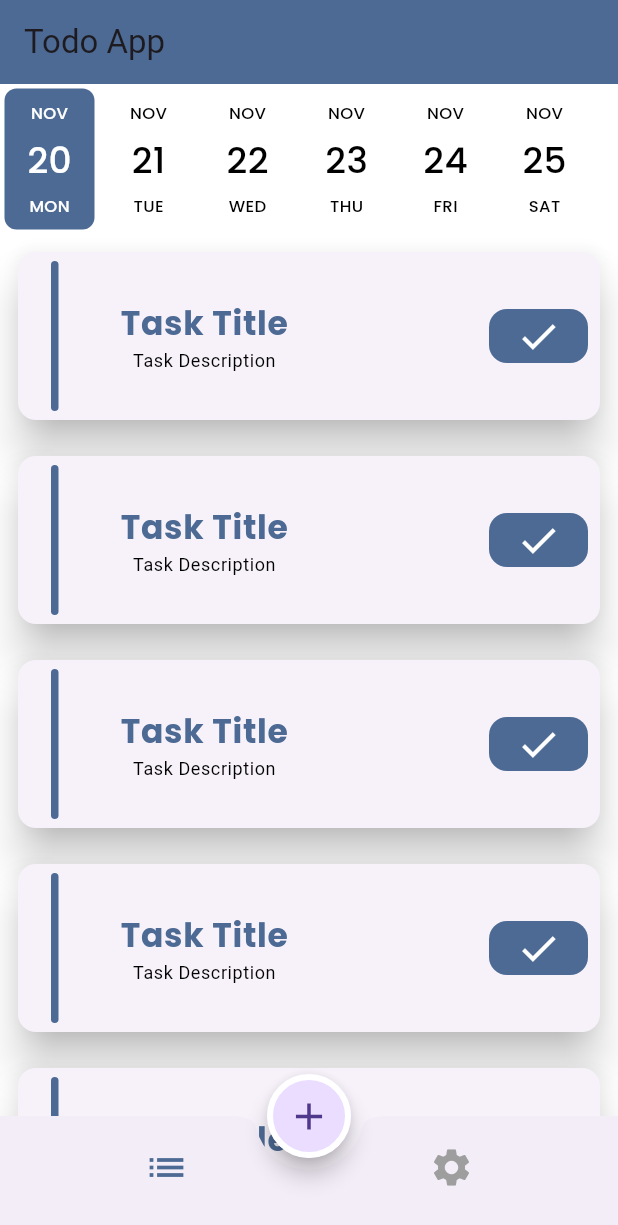
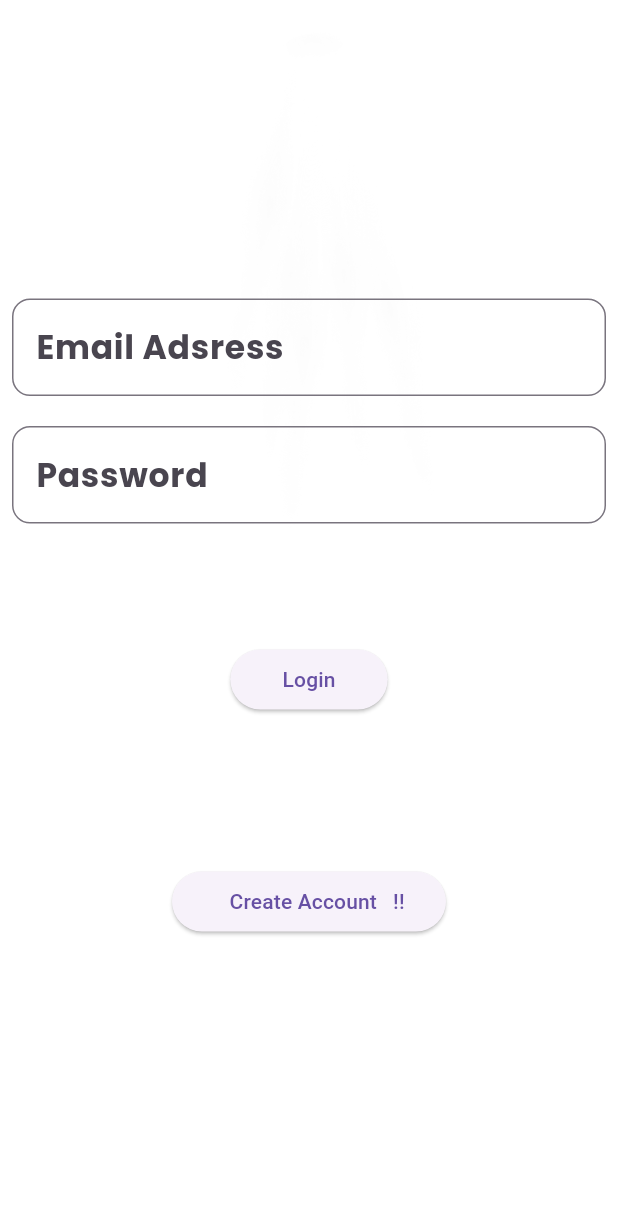
Before and after one commit to HadyEldod/todo, a Flutter app: the screen it shows after launch, on a phone screen of 412 x 824 dp. Shown: the top 1225 px of the screen. Run offline on Flutter 3.47's test engine with Material 3 defaults, Android fonts, the phone set to English and light mode, and no system bars; drawn by our look-alikes of date_picker_timeline; our stand-ins replace cloud_firestore, firebase_auth, firebase_core, flutter_slidable, google_fonts; accounts and stored records are empty.

```diff
--- a/lib/main.dart
+++ b/lib/main.dart
@@ -1,16 +1,27 @@
+//import 'dart:js';
+
+import 'package:cloud_firestore/cloud_firestore.dart';
 import 'package:firebase_core/firebase_core.dart';
 import 'package:flutter/material.dart';
+import 'package:provider/provider.dart';
 import 'package:todo_c8/firebase_options.dart';
 import 'package:todo_c8/home_layout/home_layout.dart';
+import 'package:todo_c8/my_provider.dart';
+import 'package:todo_c8/screens/create_account.dart';
+import 'package:todo_c8/screens/login_screen.dart';
 import 'package:todo_c8/shared/style/my_themes.dart';
 
 void main() async {
+
   WidgetsFlutterBinding.ensureInitialized();
   await Firebase.initializeApp(
     options: DefaultFirebaseOptions.currentPlatform,
   );
 
-  runApp(const MyApp());
+   FirebaseFirestore.instance.disableNetwork();
+  runApp( ChangeNotifierProvider(
+     create: (context)=> MyProvider(),
+     child:const MyApp()) );
 }
 
 class MyApp extends StatelessWidget {
@@ -19,10 +30,15 @@ class MyApp extends StatelessWidget {
   // This widget is the root of your application.
   @override
   Widget build(BuildContext context) {
+    var provider=Provider.of<MyProvider>(context);
     return MaterialApp(
-initialRoute: HomeLayout.routeName,
+initialRoute: provider.firebaseUser!=null?
+    HomeLayout.routeName:
+LoginScreen.routeName,
       routes: {
         HomeLayout.routeName:(context)=>HomeLayout(),
+        LoginScreen.routeName:(context)=>LoginScreen(),
+        CreateAccount.routeName:(context)=>CreateAccount(),
       },
       theme:MyThemeData.lightTheme ,
       darkTheme:MyThemeData.darkTheme ,
--- /dev/null
+++ b/lib/models/task_model.dart
@@ -0,0 +1,35 @@
+import 'package:flutter/material.dart';
+class TaskModel {
+  String id;
+  String title;
+  String descreiption;
+  int date;
+  String userId;
+  bool status;
+
+TaskModel({ this.id='',
+  required this.title,
+  required this.descreiption,
+  required this.date,
+  required this.userId,
+  required this.status});
+  TaskModel.fromJson(Map<String,dynamic>json)
+      :this(
+    id: json['id'],
+    title: json['title'],
+    descreiption: json['descreiption'],
+    date: json['date'],
+    userId: json['userId'],
+    status: json['status'],
+  );
+    Map<String,dynamic> toJson(){
+    return{
+      "id":id,
+      "title":title,
+      "descreiption":descreiption,
+      "date":date,
+      "userId":userId,
+      "status":status,
+    };
+    }
+}
--- /dev/null
+++ b/lib/models/user_model.dart
@@ -0,0 +1,27 @@
+class UserModel {
+  static const String COLLECTION_NAME ="Users";
+  String id;
+  String name;
+  int age;
+  String email;
+
+UserModel({this.id="",
+  required this.name,
+  required this.age,
+  required this.email
+});
+UserModel.fromJson(Map<String,dynamic>json):this(
+  id: json['id'],
+  name: json['name'],
+  age: json['age'],
+  email: json['email'],
+);
+Map<String,dynamic>toJson(){
+  return{
+    'id':id,
+    'name':name,
+    'age':age,
+    'email':email,
+  };
+}
+}
--- /dev/null
+++ b/lib/my_provider.dart
@@ -0,0 +1,25 @@
+import 'package:firebase_auth/firebase_auth.dart';
+import 'package:flutter/cupertino.dart';
+import 'package:todo_c8/firebase/firebase_functions.dart';
+import 'package:todo_c8/models/user_model.dart';
+
+class MyProvider extends ChangeNotifier{
+  UserModel? myUser;
+  User? firebaseUser;
+MyProvider(){
+  firebaseUser=FirebaseAuth.instance.currentUser;
+  if(firebaseUser!= null) {
+    initUser();
+  }
+  }
+  void initUser()async{
+    firebaseUser=FirebaseAuth.instance.currentUser;
+   myUser=await FireBaseFunction.readUser(firebaseUser!.uid);
+   notifyListeners();
+  }
+  void logout(){
+    FirebaseAuth.instance.signOut();
+    notifyListeners();
+  }
+
+}
--- /dev/null
+++ b/lib/screens/login_screen.dart
@@ -0,0 +1,123 @@
+import 'package:flutter/material.dart';
+import 'package:provider/provider.dart';
+import 'package:todo_c8/firebase/firebase_functions.dart';
+import 'package:todo_c8/home_layout/home_layout.dart';
+import 'package:todo_c8/my_provider.dart';
+import 'package:todo_c8/screens/create_account.dart';
+
+class LoginScreen extends StatelessWidget {
+  static const String routeName="Login";
+  var emailController=TextEditingController();
+  var passwordController=TextEditingController();
+  var formKey=GlobalKey<FormState>();
+  @override
+  Widget build(BuildContext context) {
+    var provider=Provider.of<MyProvider>(context);
+    return  Stack(
+      children: [
+        Image.asset("assets/image/spotLight.png",width: double.infinity,
+        fit: BoxFit.fill,),
+        Scaffold(
+          resizeToAvoidBottomInset: false,
+          backgroundColor: Colors.transparent,
+          body: Padding(
+            padding: const EdgeInsets.all(8.0),
+            child: Form(
+              key: formKey,
+              child: Column(
+                mainAxisAlignment: MainAxisAlignment.center,
+                children: [
+                  TextFormField(
+                    controller: emailController,
+                    validator: (value){
+                      bool emailValid =
+                      RegExp(r"^[a-zA-Z0-9.a-zA-Z0-9.!#$%&'*+-/=?^_`{|}~]+@[a-zA-Z0-9]+\.[a-zA-Z]+")
+                          .hasMatch(value!);
+                      if( value.isEmpty){
+                        return "please Enter Email";
+                      }else if(!emailValid){
+                        return "Enter correct email";
+                      }
+                      return null;
+                    },
+                    decoration: InputDecoration(
+                        label: Text("Email Adsress")
+                        ,border: OutlineInputBorder(
+                        borderRadius: BorderRadius.circular(12),
+                        borderSide: BorderSide(
+                            color:Colors.blue
+                        )
+                    )
+
+                    ),
+                  ),
+                  SizedBox(
+                    height: 20,
+                  ),
+                  TextFormField(
+                    controller: passwordController,
+                    obscureText: true,
+                    validator: (value){
+                      if(value==null|| value.isEmpty){
+                        return "please Enter Password";
+                      }else if( value.length <6){
+                        return "at least 6";
+                      }
+                      return null;
+                    },
+                    decoration: InputDecoration(
+                        label: Text("Password")
+                        ,border: OutlineInputBorder(
+                        borderRadius: BorderRadius.circular(12),
+                        borderSide: BorderSide(
+                            color:Colors.blue
+                        )
+                    )
+
+                    ),
+                  ),
+                  SizedBox(
+                    height: 80,
+                  ),
+                  ElevatedButton(onPressed: (){
+                    if(formKey.currentState!.validate()){
+                      FireBaseFunction.login(emailController.text,
+                          passwordController.text,
+                       //       (value){
+                       // showDialog(
+                       //     barrierDismissible: false,
+                       //     context: context, builder: (context)=>AlertDialog(
+                       //      title: Text("Error"),
+                       //      content: Text(value),
+                       //   actions: [
+                       //     ElevatedButton(onPressed: (){
+                       //       Navigator.pop(context);
+                       //     }, child: Text("OK"))
+//
+                       //   ],));}
+                         // ,
+
+                              (){
+                            provider.initUser();
+                            Navigator.pushReplacementNamed(context, HomeLayout.routeName);
+                          }
+                          );
+                    }
+                  }, child: Text("   Login   ")),
+                  SizedBox(
+                    height: 100,
+                  ),
+                  ElevatedButton(onPressed: (){
+                    Navigator.pushReplacementNamed(context, CreateAccount.routeName);
+                  }, child: Text("    Create Account   !! ")),
+                ],
+
+                ),
+            ),
+          ),
+
+        ),
+      ],
+    );
+  }
+}
```
Also changed, not shown: lib/firebase/firebase_functions.dart (added, +112 -0 lines), lib/home_layout/home_layout.dart (+19 -2 lines), lib/screens/create_account.dart (added, +156 -0 lines), lib/screens/tasks.dart (+41 -12 lines), lib/widgets/add_task_bottom_sheet.dart (+30 -10 lines), lib/widgets/task_item.dart (+41 -9 lines), pubspec.yaml (+28 -17 lines), assets/icon/todo.png (added), assets/image/spotLight.png (added), pubspec.lock, 21 other files.
